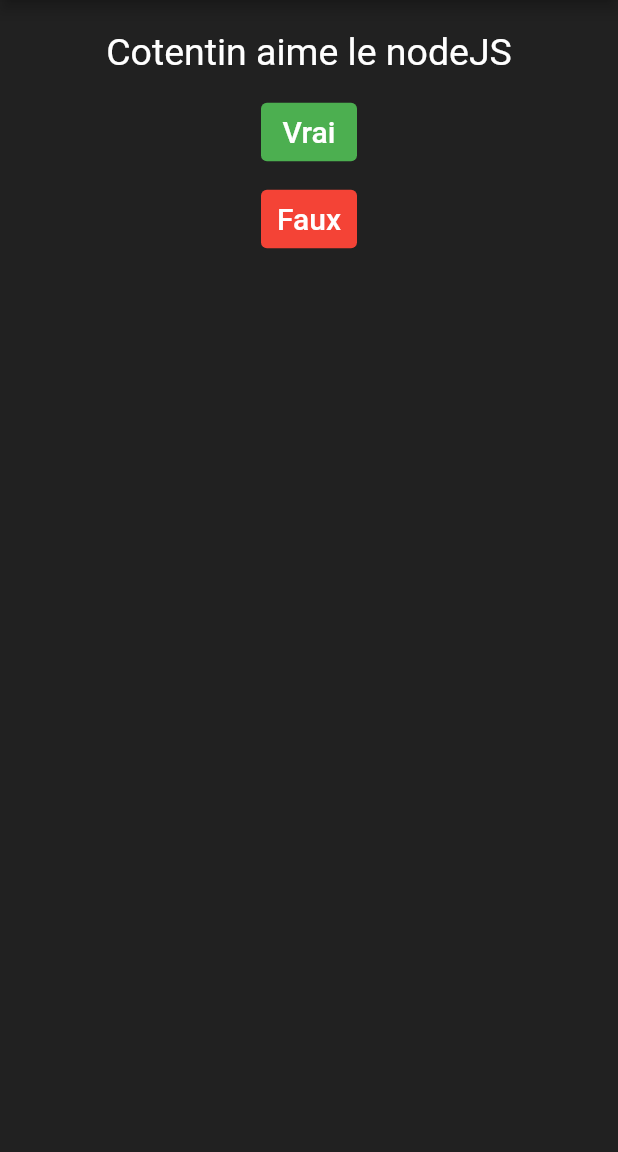
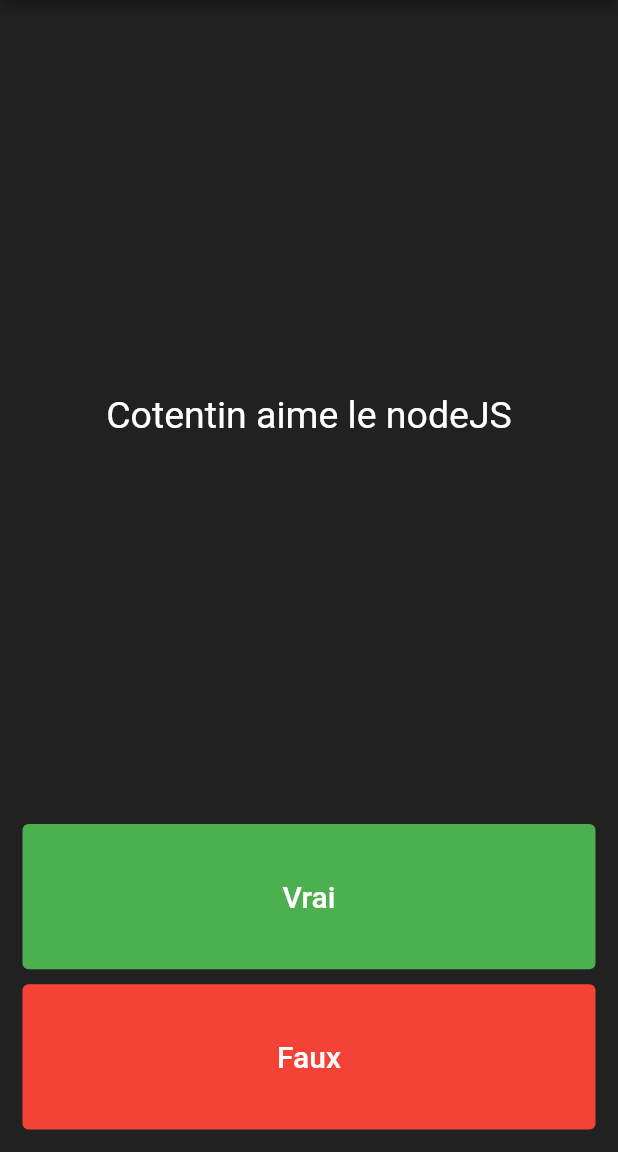
Before and after one commit to ApachaiZ/quizzler_flutter, a Flutter app: the screen it shows after launch, on a phone screen of 412 x 824 dp, the part 84-1236 px from its top. Run offline on Flutter 3.47's test engine with Material 2 defaults, Android fonts, the phone set to English and light mode, and no system bars.

Commit message:
reSplitting code for better readability

```diff
--- a/lib/main.dart
+++ b/lib/main.dart
@@ -1,7 +1,8 @@
 import 'package:flutter/material.dart';
 import 'package:quizzler_flutter/data/question_bank.dart';
 import 'package:quizzler_flutter/widgets/end_game.dart';
-import 'package:quizzler_flutter/widgets/quizzler_body.dart';
+import 'package:quizzler_flutter/widgets/quizzler_button.dart';
+import 'package:quizzler_flutter/widgets/quizzler_text.dart';
 
 import 'model/question.dart';
 
@@ -79,20 +80,23 @@ class _QuizPageState extends State<QuizPage> {
   @override
   Widget build(BuildContext context) {
     return Column(
-      mainAxisAlignment: MainAxisAlignment.spaceBetween,
+      mainAxisAlignment: MainAxisAlignment.center,
       crossAxisAlignment: CrossAxisAlignment.stretch,
       children: [
         if (index < questions.length) ...[
-          QuizzlerBody(
-            questions: questions,
-            index: index,
+          QuizzlerText(question: questions[index]),
+          QuizzlerButton(
             nextQuestion: nextQuestion,
-          )
+            answer: true,
+            color: Colors.green,
+          ),
+          QuizzlerButton(
+            nextQuestion: nextQuestion,
+            answer: false,
+            color: Colors.red,
+          ),
         ] else ...[
-          EndGame(
-            score: score,
-            nextQuestion: nextQuestion,
-          ),
+          EndGame(score: score, nextQuestion: nextQuestion),
         ],
         Center(
           child: SingleChildScrollView(
--- a/lib/widgets/end_game.dart
+++ b/lib/widgets/end_game.dart
@@ -13,6 +13,7 @@ class EndGame extends StatelessWidget {
   @override
   Widget build(BuildContext context) {
     return Column(
+      mainAxisAlignment: MainAxisAlignment.center,
       children: [
         Text(
           "Votre score est de $score !",
--- a/pubspec.yaml
+++ b/pubspec.yaml
@@ -34,6 +34,7 @@ dependencies:
   # The following adds the Cupertino Icons font to your application.
   # Use with the CupertinoIcons class for iOS style icons.
   cupertino_icons: ^1.0.4
+  rflutter_alert: ^2.0.4
 
 dev_dependencies:
   flutter_test:
```
Also changed, not shown: pubspec.lock.
